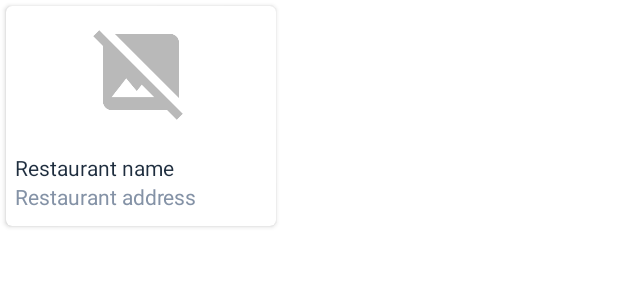
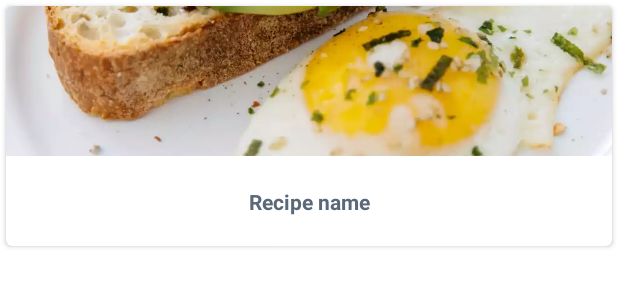
Before and after one commit to nivaldomcj/dh-android-desafio2, an Android app: the layout item_recipe.xml on its own in the app's theme, with its tools: preview values and no code run, on a phone screen of 412 x 824 dp. Shown: the top 300 px of the screen. Run offline under Robolectric (Android 15) with nearby library versions, the light colour scheme and no system bars.

Commit message:
Added Restaurant Detail Screen

```diff
--- a/app/src/main/AndroidManifest.xml
+++ b/app/src/main/AndroidManifest.xml
@@ -3,7 +3,7 @@
     xmlns:tools="http://schemas.android.com/tools"
     package="nivaldo.dh.exercise.android">
 
-    <uses-permission android:name="android.permission.INTERNET"/>
+    <uses-permission android:name="android.permission.INTERNET" />
 
     <application
         android:allowBackup="false"
@@ -14,7 +14,9 @@
         android:supportsRtl="true"
         android:theme="@style/Theme.Foods"
         tools:replace="android:allowBackup">
-        <activity android:name=".MainActivity">
+        <activity
+            android:name=".MainActivity"
+            android:screenOrientation="portrait">
             <intent-filter>
                 <action android:name="android.intent.action.MAIN" />
 
--- a/app/src/main/java/nivaldo/dh/exercise/android/home/model/repository/RestaurantRepository.kt
+++ b/app/src/main/java/nivaldo/dh/exercise/android/home/model/repository/RestaurantRepository.kt
@@ -4,8 +4,7 @@ import nivaldo.dh.exercise.android.home.model.Restaurant
 
 class RestaurantRepository {
 
-    fun getRestaurantsList(): List<Restaurant> {
-        return listOf(
+    private val restaurantList = listOf(
         Restaurant(
             id = 1,
             name = "Tony Roma's",
@@ -35,6 +34,9 @@ class RestaurantRepository {
             imageUrl = "https://github.com/nivaldomcj/dh-android-desafio2/raw/main/img/restaurants/04.jpg"
         ),
     )
+
+    fun getRestaurantsList(): List<Restaurant> {
+        return restaurantList
     }
 
 }
--- a/app/src/main/res/layout/item_recipe.xml
+++ b/app/src/main/res/layout/item_recipe.xml
@@ -6,8 +6,8 @@
     android:layout_height="wrap_content">
 
     <androidx.cardview.widget.CardView
-        android:layout_width="180dp"
-        android:layout_height="wrap_content"
+        android:layout_width="match_parent"
+        android:layout_height="160dp"
         android:layout_margin="4dp"
         app:cardCornerRadius="4dp"
         app:layout_constraintBottom_toBottomOf="parent"
@@ -20,43 +20,31 @@
             android:layout_height="match_parent">
 
             <ImageView
-                android:id="@+id/iv_game_image"
+                android:id="@+id/iv_recipe_image"
                 android:layout_width="match_parent"
-                android:layout_height="88dp"
-                android:contentDescription="@string/restaurant_image"
+                android:layout_height="100dp"
+                android:contentDescription="@string/recipe_image"
                 android:scaleType="centerCrop"
-                android:src="@drawable/layer_ic_broken"
+                android:src="@drawable/img_splash"
                 app:layout_constraintEnd_toEndOf="parent"
                 app:layout_constraintStart_toStartOf="parent"
                 app:layout_constraintTop_toTopOf="parent" />
 
             <TextView
-                android:id="@+id/tv_restaurant_name"
+                android:id="@+id/tv_recipe_name"
                 android:layout_width="match_parent"
                 android:layout_height="wrap_content"
-                android:layout_marginStart="6dp"
-                android:layout_marginTop="10dp"
-                android:layout_marginEnd="6dp"
-                android:textColor="@color/midnight"
-                app:layout_constraintBottom_toTopOf="@id/tv_restaurant_address"
-                app:layout_constraintEnd_toEndOf="parent"
-                app:layout_constraintStart_toStartOf="parent"
-                app:layout_constraintTop_toBottomOf="@id/iv_game_image"
-                tools:text="Restaurant name" />
-
-            <TextView
-                android:id="@+id/tv_restaurant_address"
-                android:layout_width="match_parent"
-                android:layout_height="wrap_content"
-                android:layout_marginStart="6dp"
-                android:layout_marginEnd="6dp"
-                android:layout_marginBottom="10dp"
-                android:textColor="@color/ship_cove"
+                android:layout_marginHorizontal="6dp"
+                android:layout_marginVertical="10dp"
+                android:textAlignment="center"
+                android:textColor="@color/shuttle_grey"
+                android:textSize="14sp"
+                android:textStyle="bold"
                 app:layout_constraintBottom_toBottomOf="parent"
                 app:layout_constraintEnd_toEndOf="parent"
                 app:layout_constraintStart_toStartOf="parent"
-                app:layout_constraintTop_toBottomOf="@id/tv_restaurant_name"
-                tools:text="Restaurant address" />
+                app:layout_constraintTop_toBottomOf="@id/iv_recipe_image"
+                tools:text="Recipe name" />
 
         </androidx.constraintlayout.widget.ConstraintLayout>
 
--- a/app/src/main/res/values/colors.xml
+++ b/app/src/main/res/values/colors.xml
@@ -17,6 +17,7 @@
     <color name="ship_cove">#8492A6</color>
     <color name="sunset_orange">#FF5252</color>
     <color name="gainsboro">#DDDDDD</color>
+    <color name="shuttle_grey">#5A6978</color>
 
     <color name="black">#FF000000</color>
     <color name="white">#FFFFFFFF</color>
--- /dev/null
+++ b/app/src/main/res/values/dimens.xml
@@ -0,0 +1,4 @@
+<?xml version="1.0" encoding="utf-8"?>
+<resources>
+    <dimen name="app_bar_height">250dp</dimen>
+</resources>
--- a/app/src/main/res/values/strings.xml
+++ b/app/src/main/res/values/strings.xml
@@ -12,4 +12,7 @@
     <string name="repeat_password">Repeat password</string>
     <string name="name">Name</string>
     <string name="restaurant_image">Restaurant image</string>
+    <string name="restaurant_detail">Restaurant detail</string>
+    <string name="main_dishes">Pratos principais</string>
+    <string name="recipe_image">Recipe image</string>
 </resources>
--- a/app/src/main/res/values/themes.xml
+++ b/app/src/main/res/values/themes.xml
@@ -93,4 +93,10 @@
         <item name="android:textColor">@color/ship_cove</item>
     </style>
 
+    <style name="Theme.Foods.Restaurant.RecipesTitle" parent="Theme.Foods.Restaurant.Title">
+        <item name="android:textColor">@color/shuttle_grey</item>
+        <item name="android:textSize">24sp</item>
+        <item name="android:textStyle">bold</item>
+    </style>
+
 </resources>
```
Also changed, not shown: app/src/main/java/nivaldo/dh/exercise/android/home/model/Recipe.kt (added, +13 -0 lines), app/src/main/java/nivaldo/dh/exercise/android/home/model/business/RecipeBusiness.kt (added, +17 -0 lines), app/src/main/java/nivaldo/dh/exercise/android/home/model/repository/RecipeRepository.kt (added, +132 -0 lines), app/src/main/java/nivaldo/dh/exercise/android/home/view/HomeFragment.kt (+3 -5 lines), app/src/main/java/nivaldo/dh/exercise/android/home/view/RestaurantDetailFragment.kt (added, +86 -0 lines), app/src/main/java/nivaldo/dh/exercise/android/home/view/adapter/RecipeAdapter.kt (added, +50 -0 lines), app/src/main/java/nivaldo/dh/exercise/android/home/viewmodel/RestaurantDetailViewModel.kt (added, +23 -0 lines), app/src/main/res/layout/fragment_home.xml (+0 -10 lines), app/src/main/res/layout/fragment_restaurant_detail.xml (added, +77 -0 lines), app/src/main/res/navigation/nav_graph.xml (+19 -1 lines). Lines whose indentation alone changed are shown as unchanged.
